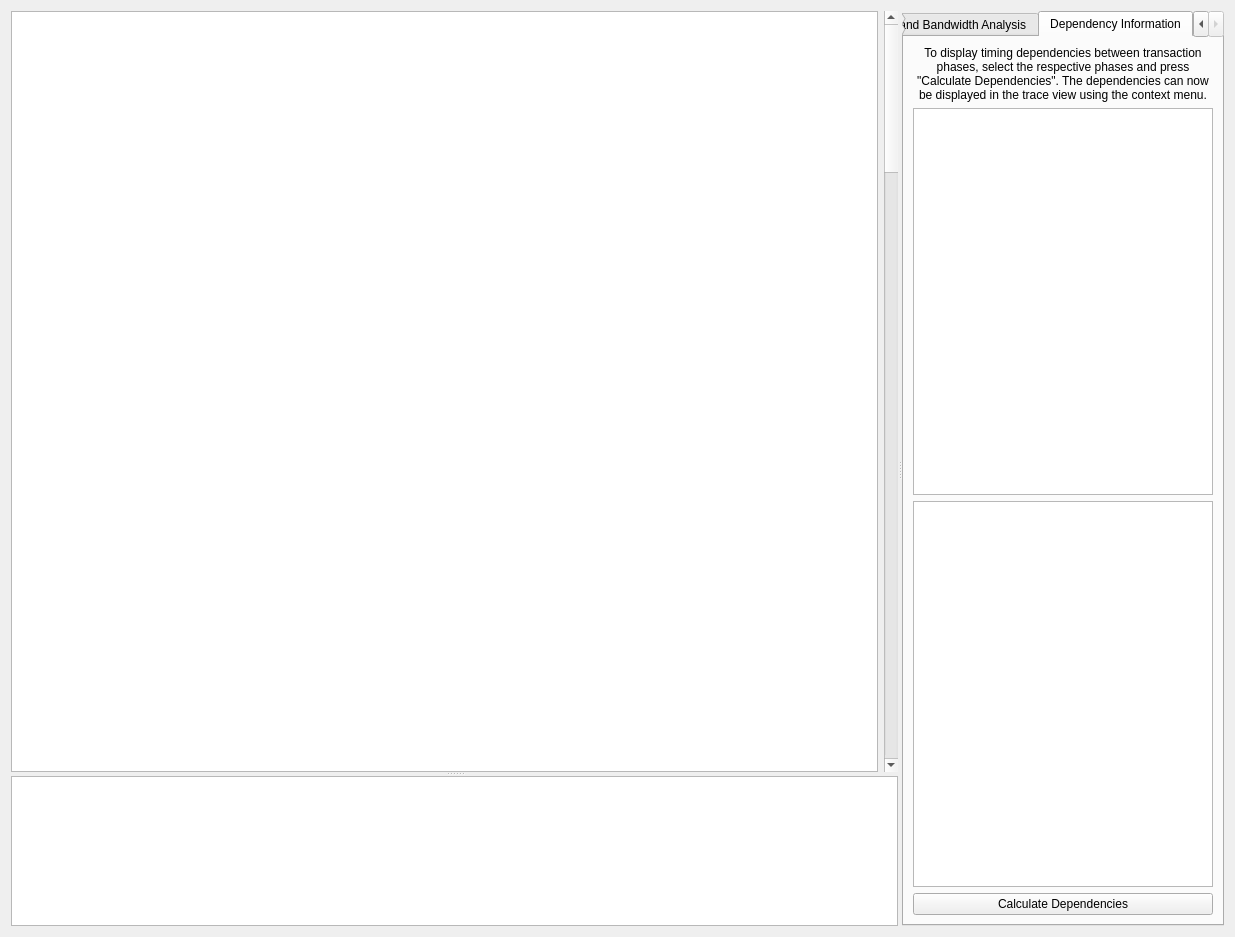
Before: the Qt Designer form src/traceAnalyzer/tracefiletab.ui in tukl-msd/DRAMSys, drawn with Qt 5.
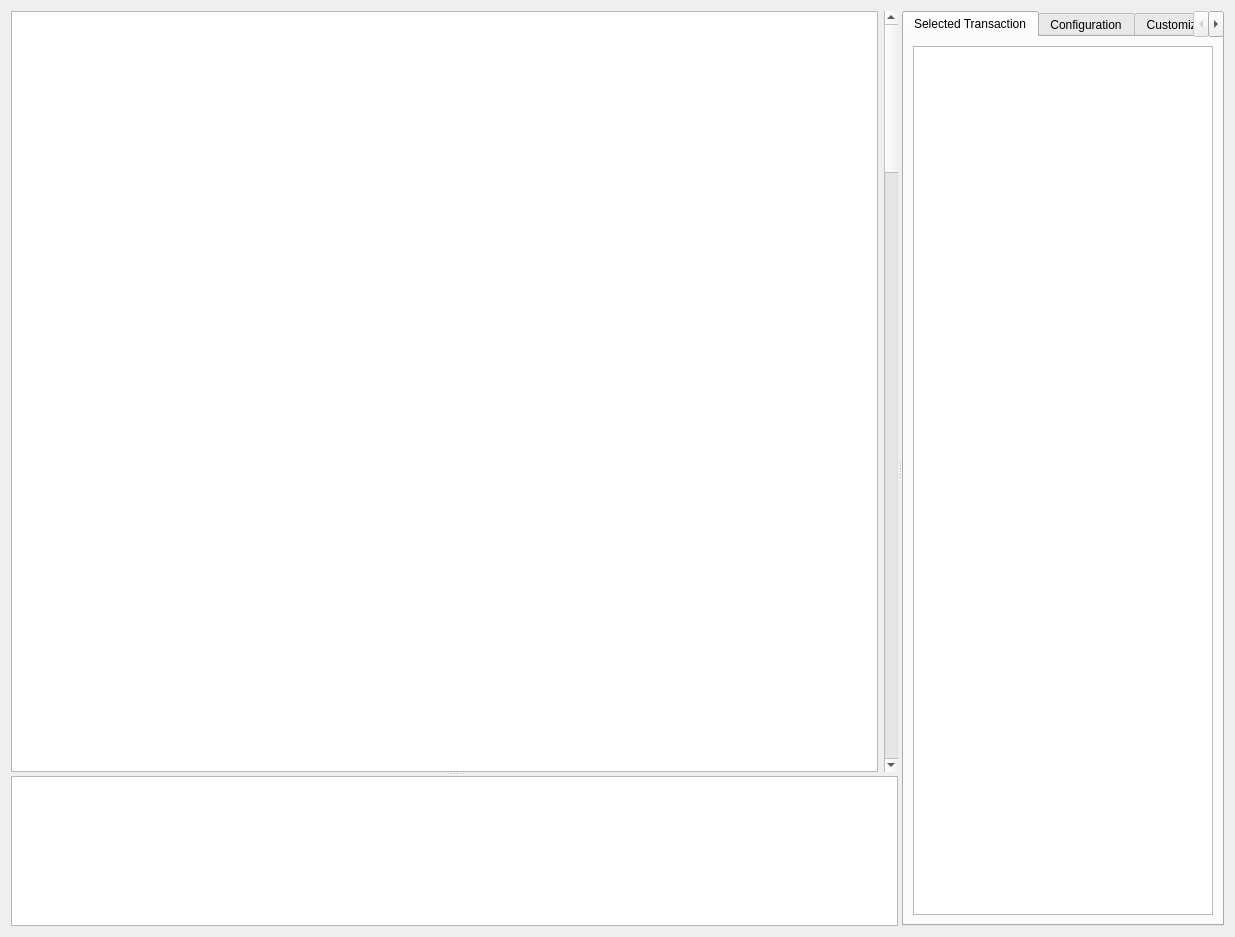
After: the same form once the commit is applied. The open tabs and pages were chosen to show the change. Custom widgets are drawn as their Qt base class.

```diff
--- a/src/traceAnalyzer/tracefiletab.ui
+++ b/src/traceAnalyzer/tracefiletab.ui
@@ -410,43 +410,6 @@
         </item>
        </layout>
       </widget>
-      <widget class="QWidget" name="tabDepInfos">
-       <attribute name="title">
-        <string>Dependency Information</string>
-       </attribute>
-       <layout class="QVBoxLayout" name="verticalLayout_depInfos">
-        <item>
-         <widget class="QLabel" name="depInfoLabel">
-          <property name="text">
-           <string>To display timing dependencies between transaction phases, select the respective phases and press &quot;Calculate Dependencies&quot;. The dependencies can now be displayed in the trace view using the context menu.</string>
-          </property>
-          <property name="alignment">
-           <set>Qt::AlignCenter</set>
-          </property>
-          <property name="wordWrap">
-           <bool>true</bool>
-          </property>
-         </widget>
-        </item>
-        <item>
-         <widget class="QTreeView" name="depInfosView">
-          <property name="uniformRowHeights">
-           <bool>true</bool>
-          </property>
-         </widget>
-        </item>
-        <item>
-         <widget class="QListWidget" name="depTabPossiblePhases"/>
-        </item>
-        <item>
-         <widget class="QPushButton" name="calculateDependencies">
-          <property name="text">
-           <string>Calculate Dependencies</string>
-          </property>
-         </widget>
-        </item>
-       </layout>
-      </widget>
      </widget>
     </widget>
    </item>
```
Left out of the diff: 32 changed lines with no effect on the pictures.
